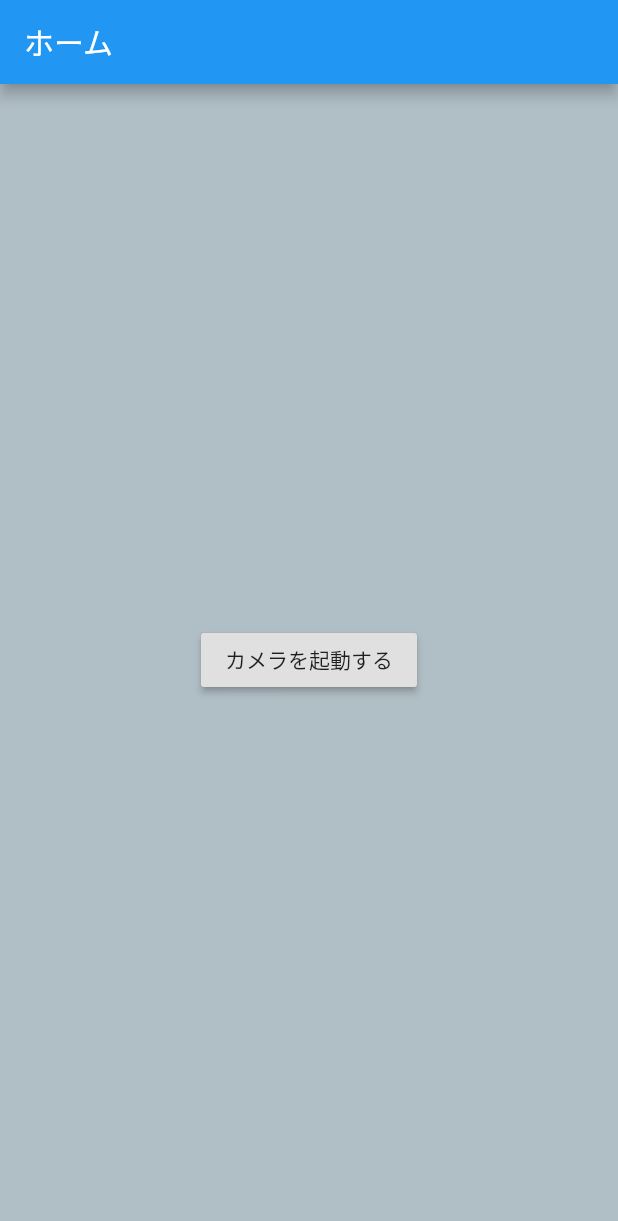
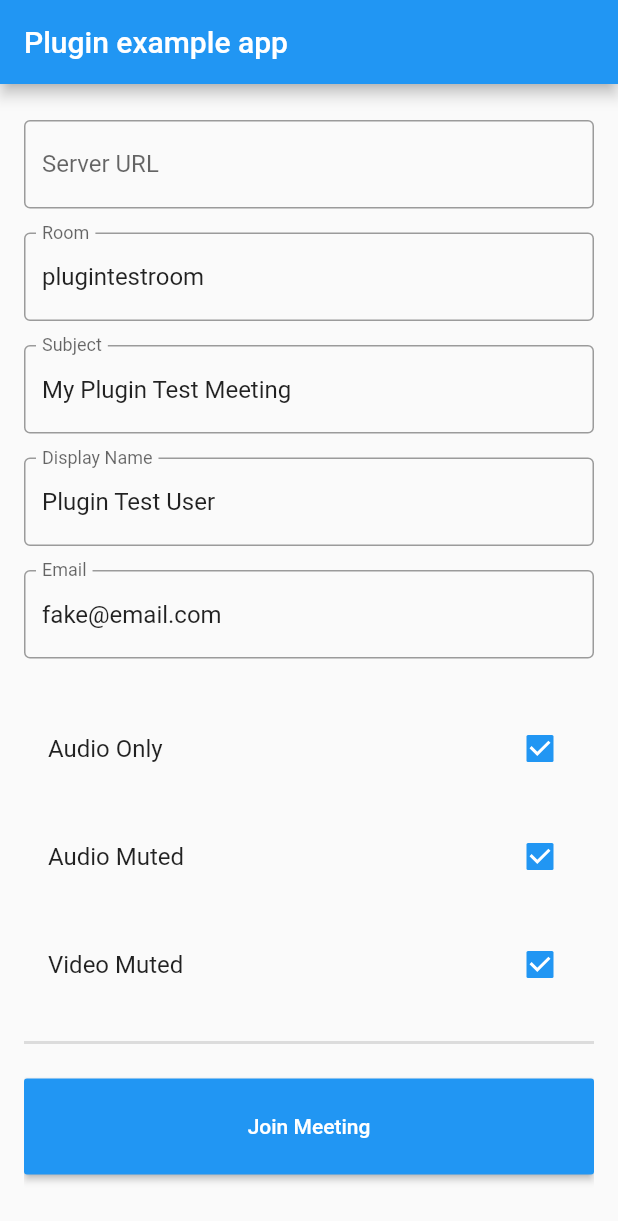
Before and after one commit to rikusen0335/flutter_test_live_app, a Flutter app: the screen it shows after launch, on a phone screen of 412 x 824 dp. Shown: the top 1221 px of the screen. Run offline on Flutter 3.47's test engine with Material 2 defaults, Android fonts, the phone set to English and light mode, and no system bars; our stand-ins replace camera, video_player; missing offline and left inert: jitsi_meet.

Commit message:
add jitsi sample

```diff
--- /dev/null
+++ b/lib/jitsi.dart
@@ -0,0 +1,276 @@
+import 'dart:io';
+
+import 'package:flutter/cupertino.dart';
+import 'package:flutter/material.dart';
+import 'package:jitsi_meet/feature_flag/feature_flag.dart';
+import 'package:jitsi_meet/jitsi_meet.dart';
+import 'package:jitsi_meet/jitsi_meeting_listener.dart';
+import 'package:jitsi_meet/room_name_constraint.dart';
+import 'package:jitsi_meet/room_name_constraint_type.dart';
+
+class MyApp extends StatefulWidget {
+  @override
+  _MyAppState createState() => _MyAppState();
+}
+
+class _MyAppState extends State<MyApp> {
+  final serverText = TextEditingController();
+  final roomText = TextEditingController(text: "plugintestroom");
+  final subjectText = TextEditingController(text: "My Plugin Test Meeting");
+  final nameText = TextEditingController(text: "Plugin Test User");
+  final emailText = TextEditingController(text: "fake@email.com");
+  var isAudioOnly = true;
+  var isAudioMuted = true;
+  var isVideoMuted = true;
+
+  @override
+  void initState() {
+    super.initState();
+    JitsiMeet.addListener(JitsiMeetingListener(
+        onConferenceWillJoin: _onConferenceWillJoin,
+        onConferenceJoined: _onConferenceJoined,
+        onConferenceTerminated: _onConferenceTerminated,
+        onPictureInPictureWillEnter: _onPictureInPictureWillEnter,
+        onPictureInPictureTerminated: _onPictureInPictureTerminated,
+        onError: _onError));
+  }
+
+  @override
+  void dispose() {
+    super.dispose();
+    JitsiMeet.removeAllListeners();
+  }
+
+  @override
+  Widget build(BuildContext context) {
+    return MaterialApp(
+      home: Scaffold(
+        appBar: AppBar(
+          title: const Text('Plugin example app'),
+        ),
+        body: Container(
+          padding: const EdgeInsets.symmetric(
+            horizontal: 16.0,
+          ),
+          child: SingleChildScrollView(
+            child: Column(
+              children: <Widget>[
+                SizedBox(
+                  height: 24.0,
+                ),
+                TextField(
+                  controller: serverText,
+                  decoration: InputDecoration(
+                      border: OutlineInputBorder(),
+                      labelText: "Server URL",
+                      hintText: "Hint: Leave empty for meet.jitsi.si"),
+                ),
+                SizedBox(
+                  height: 16.0,
+                ),
+                TextField(
+                  controller: roomText,
+                  decoration: InputDecoration(
+                    border: OutlineInputBorder(),
+                    labelText: "Room",
+                  ),
+                ),
+                SizedBox(
+                  height: 16.0,
+                ),
+                TextField(
+                  controller: subjectText,
+                  decoration: InputDecoration(
+                    border: OutlineInputBorder(),
+                    labelText: "Subject",
+                  ),
+                ),
+                SizedBox(
+                  height: 16.0,
+                ),
+                TextField(
+                  controller: nameText,
+                  decoration: InputDecoration(
+                    border: OutlineInputBorder(),
+                    labelText: "Display Name",
+                  ),
+                ),
+                SizedBox(
+                  height: 16.0,
+                ),
+                TextField(
+                  controller: emailText,
+                  decoration: InputDecoration(
+                    border: OutlineInputBorder(),
+                    labelText: "Email",
+                  ),
+                ),
+                SizedBox(
+                  height: 16.0,
+                ),
+                SizedBox(
+                  height: 16.0,
+                ),
+                CheckboxListTile(
+                  title: Text("Audio Only"),
+                  value: isAudioOnly,
+                  onChanged: _onAudioOnlyChanged,
+                ),
+                SizedBox(
+                  height: 16.0,
+                ),
+                CheckboxListTile(
+                  title: Text("Audio Muted"),
+                  value: isAudioMuted,
+                  onChanged: _onAudioMutedChanged,
+                ),
+                SizedBox(
+                  height: 16.0,
+                ),
+                CheckboxListTile(
+                  title: Text("Video Muted"),
+                  value: isVideoMuted,
+                  onChanged: _onVideoMutedChanged,
+                ),
+                Divider(
+                  height: 48.0,
+                  thickness: 2.0,
+                ),
+                SizedBox(
+                  height: 64.0,
+                  width: double.maxFinite,
+                  child: RaisedButton(
+                    onPressed: () {
+                      _joinMeeting();
+                    },
+                    child: Text(
+                      "Join Meeting",
+                      style: TextStyle(color: Colors.white),
+                    ),
+                    color: Colors.blue,
+                  ),
+                ),
+                SizedBox(
+                  height: 48.0,
+                ),
+              ],
+            ),
+          ),
+        ),
+      ),
+    );
+  }
+
+  _onAudioOnlyChanged(bool value) {
+    setState(() {
+      isAudioOnly = value;
+    });
+  }
+
+  _onAudioMutedChanged(bool value) {
+    setState(() {
+      isAudioMuted = value;
+    });
+  }
+
+  _onVideoMutedChanged(bool value) {
+    setState(() {
+      isVideoMuted = value;
+    });
+  }
+
+  _joinMeeting() async {
+    String serverUrl =
+        serverText.text?.trim()?.isEmpty ?? "" ? null : serverText.text;
+
+    try {
+      // Enable or disable any feature flag here
+      // If feature flag are not provided, default values will be used
+      // Full list of feature flags (and defaults) available in the README
+      FeatureFlag featureFlag = FeatureFlag();
+      featureFlag.welcomePageEnabled = false;
+      // Here is an example, disabling features for each platform
+      if (Platform.isAndroid) {
+        // Disable ConnectionService usage on Android to avoid issues (see README)
+        featureFlag.callIntegrationEnabled = false;
+      } else if (Platform.isIOS) {
+        // Disable PIP on iOS as it looks weird
+        featureFlag.pipEnabled = false;
+      }
+
+      //uncomment to modify video resolution
+      //featureFlag.resolution = FeatureFlagVideoResolution.MD_RESOLUTION;
+
+      // Define meetings options here
+      var options = JitsiMeetingOptions()
+        ..room = roomText.text
+        ..serverURL = serverUrl
+        ..subject = subjectText.text
+        ..userDisplayName = nameText.text
+        ..userEmail = emailText.text
+        ..audioOnly = isAudioOnly
+        ..audioMuted = isAudioMuted
+        ..videoMuted = isVideoMuted
+        ..featureFlag = featureFlag;
+
+      debugPrint("JitsiMeetingOptions: $options");
+      await JitsiMeet.joinMeeting(
+        options,
+        listener: JitsiMeetingListener(onConferenceWillJoin: ({message}) {
+          debugPrint("${options.room} will join with message: $message");
+        }, onConferenceJoined: ({message}) {
+          debugPrint("${options.room} joined with message: $message");
+        }, onConferenceTerminated: ({message}) {
+          debugPrint("${options.room} terminated with message: $message");
+        }, onPictureInPictureWillEnter: ({message}) {
+          debugPrint("${options.room} entered PIP mode with message: $message");
+        }, onPictureInPictureTerminated: ({message}) {
+          debugPrint("${options.room} exited PIP mode with message: $message");
+        }),
+        // by default, plugin default constraints are used
+        //roomNameConstraints: new Map(), // to disable all constraints
+        //roomNameConstraints: customContraints, // to use your own constraint(s)
+      );
+    } catch (error) {
+      debugPrint("error: $error");
+    }
+  }
+
+  static final Map<RoomNameConstraintType, RoomNameConstraint>
+      customContraints = {
+    RoomNameConstraintType.MAX_LENGTH: new RoomNameConstraint((value) {
+      return value.trim().length <= 50;
+    }, "Maximum room name length should be 30."),
+    RoomNameConstraintType.FORBIDDEN_CHARS: new RoomNameConstraint((value) {
+      return RegExp(r"[$€£]+", caseSensitive: false, multiLine: false)
+              .hasMatch(value) ==
+          false;
+    }, "Currencies characters aren't allowed in room names."),
+  };
+
+  void _onConferenceWillJoin({message}) {
+    debugPrint("_onConferenceWillJoin broadcasted with message: $message");
+  }
+
+  void _onConferenceJoined({message}) {
+    debugPrint("_onConferenceJoined broadcasted with message: $message");
+  }
+
+  void _onConferenceTerminated({message}) {
+    debugPrint("_onConferenceTerminated broadcasted with message: $message");
+  }
+
+  void _onPictureInPictureWillEnter({message}) {
+    debugPrint(
+        "_onPictureInPictureWillEnter broadcasted with message: $message");
+  }
+
+  void _onPictureInPictureTerminated({message}) {
+    debugPrint(
+        "_onPictureInPictureTerminated broadcasted with message: $message");
+  }
+
+  _onError(error) {
+    debugPrint("_onError broadcasted: $error");
+  }
+}
--- a/lib/main.dart
+++ b/lib/main.dart
@@ -9,8 +9,10 @@ import 'dart:io';
 
 import 'package:camera/camera.dart';
 import 'package:flutter/material.dart';
-import 'package:test_spoon/camera.dart';
 import 'package:video_player/video_player.dart';
+
+import 'camera.dart';
+import 'jitsi.dart';
 
 class CameraExampleHome extends StatefulWidget {
   @override
@@ -904,5 +906,5 @@ Future<void> main() async {
   } on CameraException catch (e) {
     logError(e.code, e.description);
   }
-  runApp(CameraApp());
+  runApp(MyApp());
 }
```
